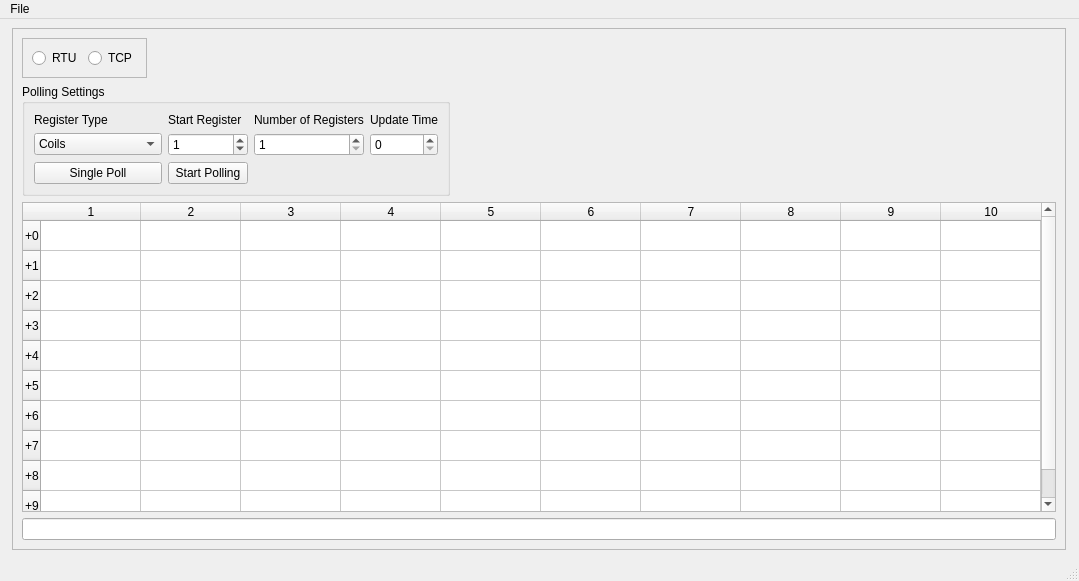
Qt form modbus_visualizer.ui (AlexEshoo/modbus_visualizer) before a commit.
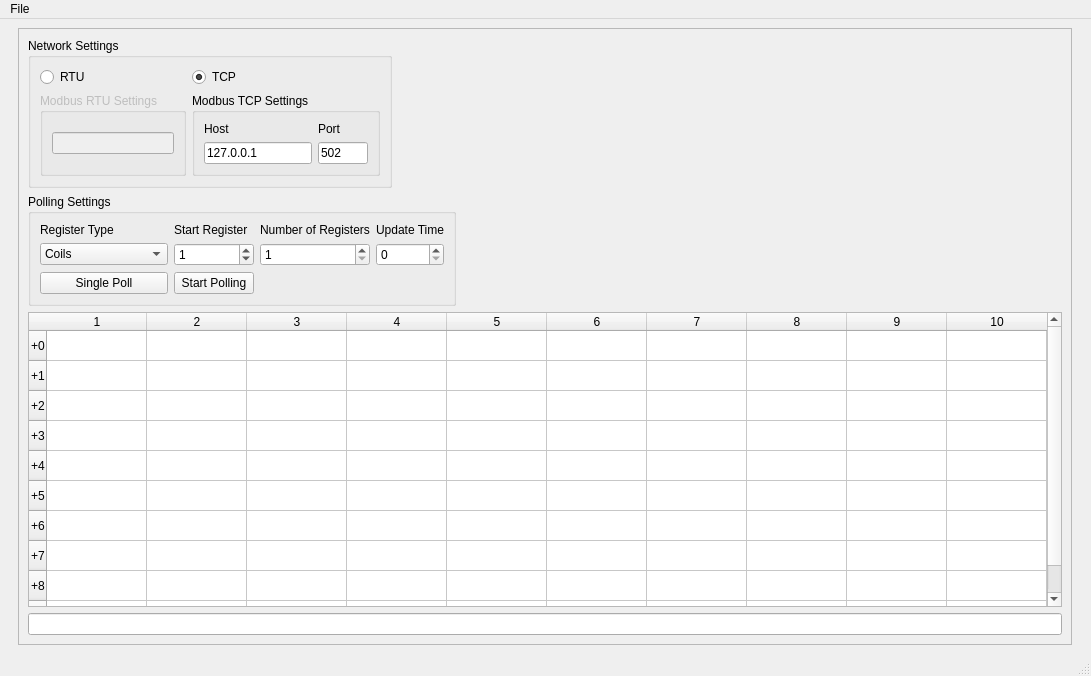
The same form after that commit.

Commit message: added network settings to ui with signal/slot for enable

The edit to the form file:
```diff
--- a/modbus_visualizer.ui
+++ b/modbus_visualizer.ui
@@ -6,8 +6,8 @@
    <rect>
     <x>0</x>
     <y>0</y>
-    <width>1079</width>
-    <height>581</height>
+    <width>1091</width>
+    <height>676</height>
    </rect>
   </property>
   <property name="sizePolicy">
@@ -36,36 +36,14 @@
        <enum>QFrame::Raised</enum>
       </property>
       <layout class="QGridLayout" name="gridLayout_3">
-       <item row="0" column="0">
-        <widget class="QFrame" name="networkConfigFrame">
-         <property name="sizePolicy">
-          <sizepolicy hsizetype="Maximum" vsizetype="Maximum">
-           <horstretch>0</horstretch>
-           <verstretch>0</verstretch>
-          </sizepolicy>
+       <item row="4" column="0">
+        <widget class="QLineEdit" name="consoleLineEdit">
+         <property name="enabled">
+          <bool>true</bool>
          </property>
-         <property name="frameShape">
-          <enum>QFrame::StyledPanel</enum>
+         <property name="readOnly">
+          <bool>true</bool>
          </property>
-         <property name="frameShadow">
-          <enum>QFrame::Raised</enum>
-         </property>
-         <layout class="QGridLayout" name="gridLayout_2">
-          <item row="0" column="1">
-           <widget class="QRadioButton" name="tcpRadioButton">
-            <property name="text">
-             <string>TCP</string>
-            </property>
-           </widget>
-          </item>
-          <item row="0" column="0">
-           <widget class="QRadioButton" name="rtuRadioButton">
-            <property name="text">
-             <string>RTU</string>
-            </property>
-           </widget>
-          </item>
-         </layout>
         </widget>
        </item>
        <item row="2" column="0">
@@ -376,14 +354,103 @@
          </column>
         </widget>
        </item>
-       <item row="4" column="0">
-        <widget class="QLineEdit" name="consoleLineEdit">
-         <property name="enabled">
-          <bool>true</bool>
+       <item row="0" column="0">
+        <widget class="QGroupBox" name="groupBox">
+         <property name="sizePolicy">
+          <sizepolicy hsizetype="Maximum" vsizetype="Maximum">
+           <horstretch>0</horstretch>
+           <verstretch>0</verstretch>
+          </sizepolicy>
          </property>
-         <property name="readOnly">
-          <bool>true</bool>
+         <property name="title">
+          <string>Network Settings</string>
          </property>
+         <layout class="QGridLayout" name="gridLayout_5">
+          <item row="0" column="0">
+           <widget class="QRadioButton" name="rtuRadioButton">
+            <property name="text">
+             <string>RTU</string>
+            </property>
+           </widget>
+          </item>
+          <item row="0" column="1">
+           <widget class="QRadioButton" name="tcpRadioButton">
+            <property name="text">
+             <string>TCP</string>
+            </property>
+            <property name="checked">
+             <bool>true</bool>
+            </property>
+           </widget>
+          </item>
+          <item row="1" column="0">
+           <widget class="QGroupBox" name="rtuSettingsGroupBox">
+            <property name="enabled">
+             <bool>false</bool>
+            </property>
+            <property name="title">
+             <string>Modbus RTU Settings</string>
+            </property>
+            <layout class="QGridLayout" name="gridLayout_2">
+             <item row="0" column="0">
+              <widget class="QLineEdit" name="lineEdit"/>
+             </item>
+            </layout>
+           </widget>
+          </item>
+          <item row="1" column="1">
+           <widget class="QGroupBox" name="tcpSettingsGroupBox">
+            <property name="enabled">
+             <bool>true</bool>
+            </property>
+            <property name="title">
+             <string>Modbus TCP Settings</string>
+            </property>
+            <layout class="QGridLayout" name="gridLayout_6">
+             <item row="1" column="1">
+              <widget class="QLineEdit" name="tcpPortLineEdit">
+               <property name="sizePolicy">
+                <sizepolicy hsizetype="Fixed" vsizetype="Fixed">
+                 <horstretch>0</horstretch>
+                 <verstretch>0</verstretch>
+                </sizepolicy>
+               </property>
+               <property name="maximumSize">
+                <size>
+                 <width>50</width>
+                 <height>16777215</height>
+                </size>
+               </property>
+               <property name="text">
+                <string>502</string>
+               </property>
+              </widget>
+             </item>
+             <item row="1" column="0">
+              <widget class="QLineEdit" name="tcpHostLineEdit">
+               <property name="text">
+                <string>127.0.0.1</string>
+               </property>
+              </widget>
+             </item>
+             <item row="0" column="0">
+              <widget class="QLabel" name="tcpHostLabel">
+               <property name="text">
+                <string>Host</string>
+               </property>
+              </widget>
+             </item>
+             <item row="0" column="1">
+              <widget class="QLabel" name="tcpPortLabel">
+               <property name="text">
+                <string>Port</string>
+               </property>
+              </widget>
+             </item>
+            </layout>
+           </widget>
+          </item>
+         </layout>
         </widget>
        </item>
       </layout>
@@ -396,7 +463,7 @@
     <rect>
      <x>0</x>
      <y>0</y>
-     <width>1079</width>
+     <width>1091</width>
      <height>21</height>
     </rect>
    </property>
```
Left out of the diff: 67 changed lines with no effect on the pictures. The commit also changes 1 other file.
